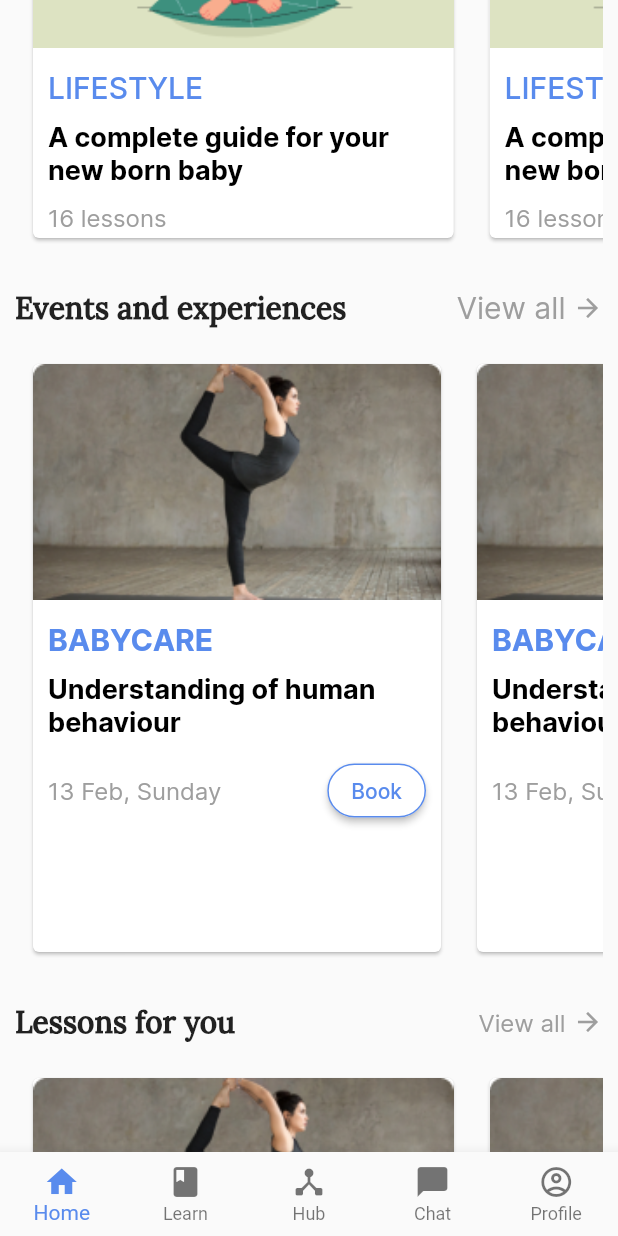
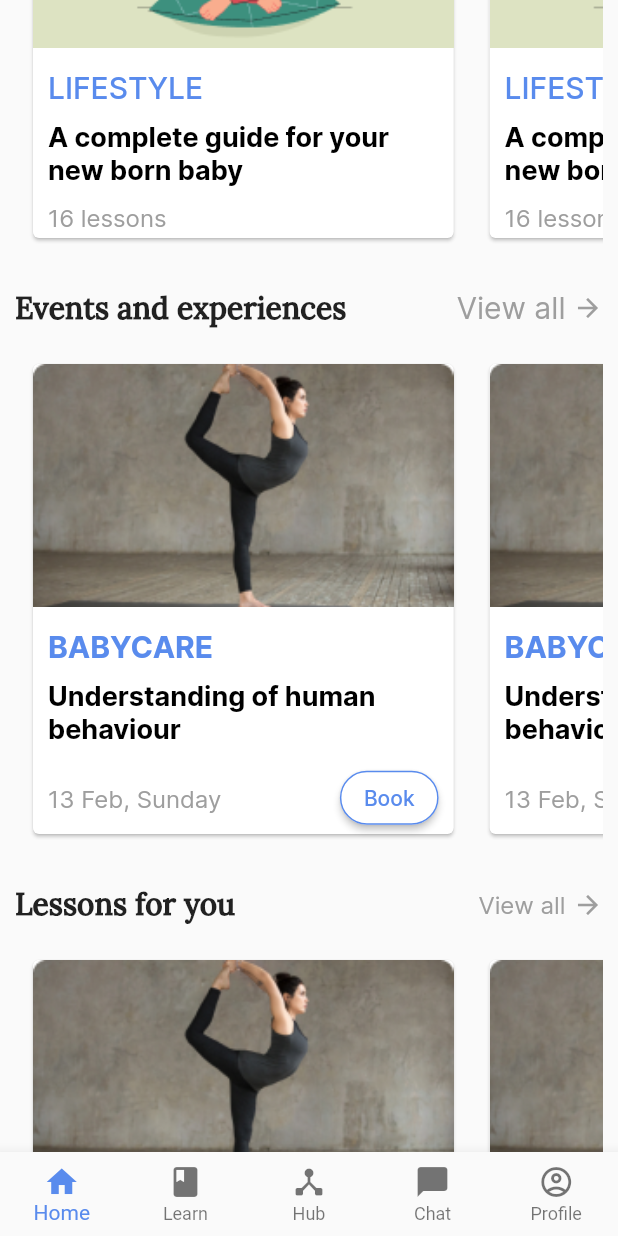
Before and after one commit to AditiSingh2003/Banao_flutter, a Flutter app: the screen it shows after launch, scrolled down 576 dp, on a phone screen of 412 x 824 dp. Run offline on Flutter 3.47's test engine with Material 2 defaults, Android fonts, the phone set to English and light mode, and no system bars.

Commit message:
back to normal

```diff
--- a/lib/events.dart
+++ b/lib/events.dart
@@ -64,13 +64,13 @@ class _ProgramsState extends State<Events> {
           ),
           SizedBox(height: 20),
           Container(
-            height: 400,
+            height: screenHeight * 0.39,
             child: ListView.builder(
               scrollDirection: Axis.horizontal,
               itemCount: 3,
               itemBuilder: (context, index) {
                 return Container(
-                  width: 280,
+                  width: screenWidth * 0.7,
                   margin: EdgeInsets.symmetric(horizontal: 8),
                   decoration: BoxDecoration(
                     borderRadius: BorderRadius.circular(10),
@@ -82,7 +82,7 @@ class _ProgramsState extends State<Events> {
                         Image.asset(
                           images[index],
                           fit: BoxFit.fitWidth,
-                          width: 280,
+                          width: screenWidth * 0.7,
                         ),
                         SizedBox(height: 15),
                               Padding(
```
